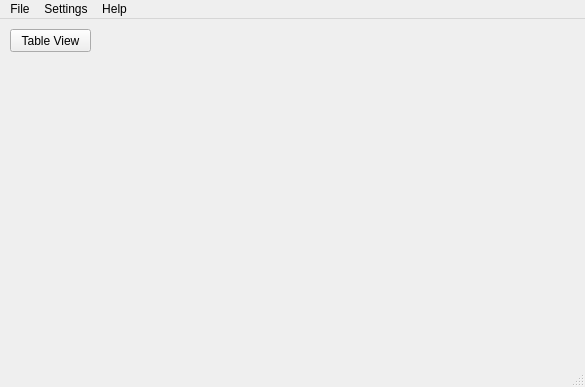
openecu/ecu-manager, file ui/resources/main_window.ui: the form before one commit.
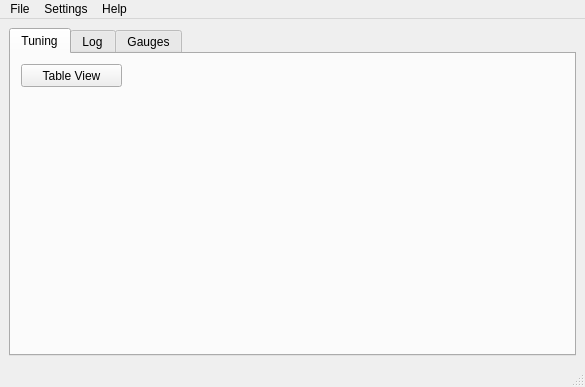
The form after the commit.

The edit to the form file:
```diff
--- a/ui/resources/main_window.ui
+++ b/ui/resources/main_window.ui
@@ -14,12 +14,22 @@
    <string>MainWindow</string>
   </property>
   <widget class="QWidget" name="centralwidget">
+   <layout class="QGridLayout" name="gridLayout">
+    <item row="0" column="1">
+     <widget class="QTabWidget" name="tabWidget">
+      <property name="currentIndex">
+       <number>0</number>
+      </property>
+      <widget class="QWidget" name="tab">
+       <attribute name="title">
+        <string>Tuning</string>
+       </attribute>
    <widget class="QPushButton" name="tableViewButton">
     <property name="geometry">
      <rect>
       <x>10</x>
       <y>10</y>
-      <width>81</width>
+          <width>101</width>
       <height>23</height>
      </rect>
     </property>
@@ -27,6 +37,20 @@
      <string>Table View</string>
     </property>
    </widget>
+      </widget>
+      <widget class="QWidget" name="tab_2">
+       <attribute name="title">
+        <string>Log</string>
+       </attribute>
+      </widget>
+      <widget class="QWidget" name="tab_3">
+       <attribute name="title">
+        <string>Gauges</string>
+       </attribute>
+      </widget>
+     </widget>
+    </item>
+   </layout>
   </widget>
   <widget class="QMenuBar" name="menubar">
    <property name="geometry">
```
Lines whose indentation alone changed are shown as unchanged.
